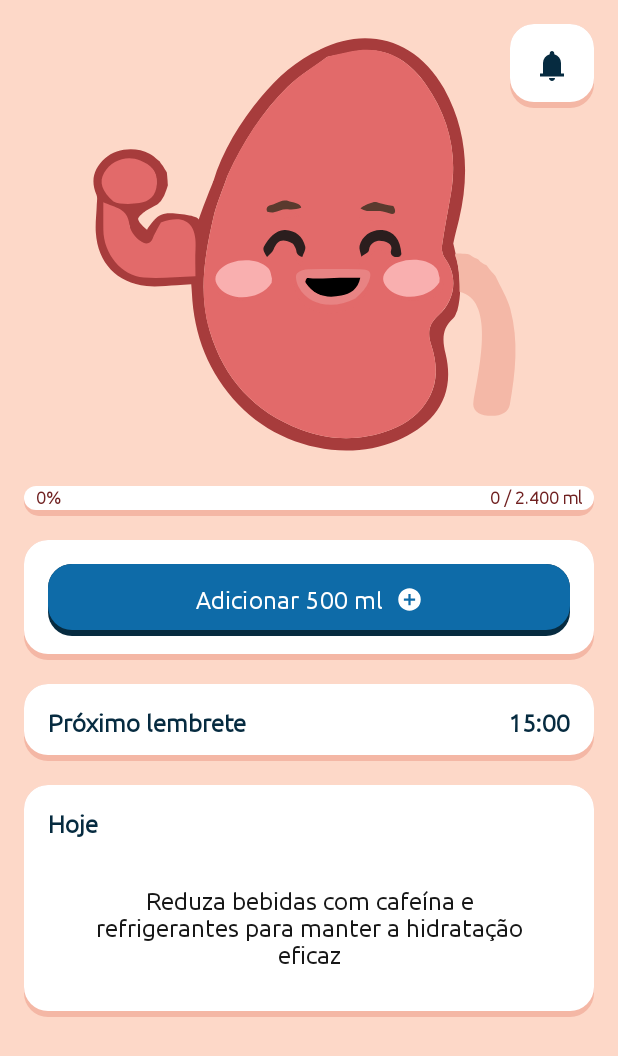
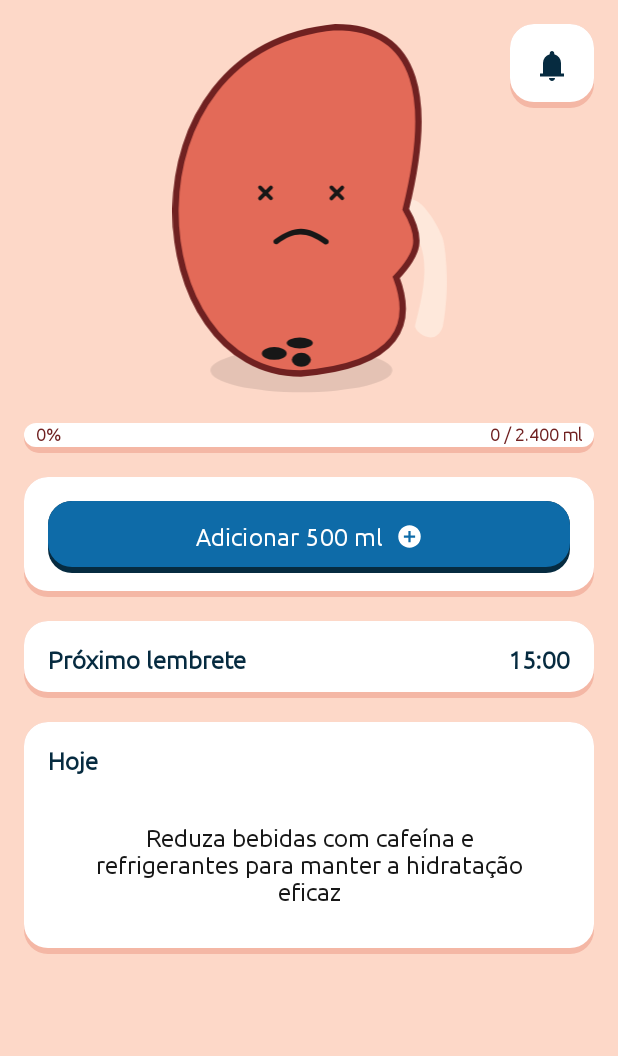
Before and after one commit to MateusPitura/app-android-kidney, an Android app: the screen it shows after launch (MainActivity), on a phone screen of 412 x 824 dp. Shown: the top 1056 px of the screen. Run offline under Robolectric (Android 15) with nearby library versions, the phone set to English and light mode, and no system bars; our stand-ins replace Room's generated code.

Commit message:
feat: added kidney variants

```diff
--- a/app/src/main/java/com/example/my_kidney_app/MainActivity.kt
+++ b/app/src/main/java/com/example/my_kidney_app/MainActivity.kt
@@ -129,8 +129,21 @@ class MainActivity : AppCompatActivity() {
                     percent =
                         if (amount >= 2400) 1f else amount / 2400.toFloat() // 2400.toFloat() evita truncamento
                 }
+
                 amountBarParams.matchConstraintPercentWidth = percent
-                amountPercent.text = "${(percent * 100).toInt()}%"
+                val percentParsed = (percent * 100).toInt()
+                if(percentParsed <= 1){
+                    kidney.setImageResource(R.drawable.kidney_very_bad)
+                } else if(percentParsed <= 25){
+                    kidney.setImageResource(R.drawable.kidney_bad)
+                } else if(percentParsed <= 50){
+                    kidney.setImageResource(R.drawable.kidney_default)
+                }else if(percentParsed <= 75){
+                    kidney.setImageResource(R.drawable.kidney_good)
+                }else {
+                    kidney.setImageResource(R.drawable.kidney_very_good)
+                }
+                amountPercent.text = "$percentParsed%"
                 amountTotal.text = "${amount ?: 0} / 2.400 ml"
 
                 amountBar.layoutParams = amountBarParams
--- a/app/src/main/res/drawable/eyes_animation.xml
+++ /dev/null
@@ -1,6 +0,0 @@
-<animated-vector xmlns:android="http://schemas.android.com/apk/res/android"
-    android:drawable="@drawable/kidney">
-    <target
-        android:name="eyes_group"
-        android:animation="@animator/eyes" />
-</animated-vector>
--- /dev/null
+++ b/app/src/main/res/drawable/kidney_bad.xml
@@ -0,0 +1,33 @@
+<vector xmlns:android="http://schemas.android.com/apk/res/android"
+    android:width="431dp"
+    android:height="596dp"
+    android:viewportWidth="431"
+    android:viewportHeight="596">
+  <path
+      android:pathData="M59,551.5a143,34.5 0,1 0,286 0a143,34.5 0,1 0,-286 0z"
+      android:fillColor="#000000"
+      android:fillAlpha="0.1"/>
+  <path
+      android:pathData="M365.67,320.44C423.11,348.17 380.59,467.49 381.17,475.44C381.74,483.4 412.43,508.87 424.67,475.44C434.32,430.41 431.31,356.25 424.17,335.44C417.02,314.64 394.66,281.01 381.67,277.05C368.67,273.08 358.01,269.29 342.67,273.05L341.67,320.44H365.67Z"
+      android:fillColor="#FEE8DB"/>
+  <path
+      android:pathData="M256.17,5C-88.83,38.5 -50.33,549 201.66,549C359.92,536.37 378.71,469.05 351.67,398C386.97,360.43 394.15,337.56 366.67,291C408.66,121.77 389.67,5 256.17,5Z"
+      android:strokeWidth="10"
+      android:fillColor="#E36A58"
+      android:strokeColor="#702121"/>
+  <path
+      android:pathData="M245,332.39C245,335.99 240.87,338.07 237.89,336.03C209.65,316.72 191.58,316.13 164.99,335.68C162.14,337.77 158,335.81 158,332.27C158,330.92 158.67,329.64 159.77,328.86C191.93,306.3 210.81,306.48 243.12,328.81C244.29,329.62 245,330.96 245,332.39Z"
+      android:fillColor="#171717"/>
+  <path
+      android:pathData="M247.12,262.23L264.09,245.26A3,3 129.39,0 1,268.33 245.26L268.33,245.26A3,3 129.39,0 1,268.33 249.51L251.36,266.48A3,3 0,0 1,247.12 266.48L247.12,266.48A3,3 0,0 1,247.12 262.23z"
+      android:fillColor="#171717"/>
+  <path
+      android:pathData="M264.09,266.33L247.12,249.36A3,3 0,0 1,247.12 245.12L247.12,245.12A3,3 0,0 1,251.36 245.12L268.33,262.09A3,3 0,0 1,268.33 266.33L268.33,266.33A3,3 0,0 1,264.09 266.33z"
+      android:fillColor="#171717"/>
+  <path
+      android:pathData="M135.12,262.23L152.09,245.26A3,3 96.6,0 1,156.33 245.26L156.33,245.26A3,3 96.6,0 1,156.33 249.51L139.36,266.48A3,3 0,0 1,135.12 266.48L135.12,266.48A3,3 0,0 1,135.12 262.23z"
+      android:fillColor="#171717"/>
+  <path
+      android:pathData="M152.09,266.33L135.12,249.36A3,3 129.32,0 1,135.12 245.12L135.12,245.12A3,3 129.32,0 1,139.36 245.12L156.33,262.09A3,3 124.15,0 1,156.33 266.33L156.33,266.33A3,3 124.15,0 1,152.09 266.33z"
+      android:fillColor="#171717"/>
+</vector>
--- /dev/null
+++ b/app/src/main/res/drawable/kidney_default.xml
@@ -0,0 +1,39 @@
+<vector xmlns:android="http://schemas.android.com/apk/res/android"
+    android:width="431dp"
+    android:height="597dp"
+    android:viewportWidth="431"
+    android:viewportHeight="597">
+  <path
+      android:pathData="M59,552.5a143,34.5 0,1 0,286 0a143,34.5 0,1 0,-286 0z"
+      android:fillColor="#000000"
+      android:fillAlpha="0.1"/>
+  <path
+      android:pathData="M365.67,320.44C423.11,348.17 380.59,467.49 381.17,475.44C381.74,483.4 412.43,508.87 424.67,475.44C434.32,430.41 431.31,356.25 424.17,335.44C417.02,314.64 394.66,281.01 381.67,277.05C368.67,273.08 358.01,269.29 342.67,273.05L341.67,320.44H365.67Z"
+      android:fillColor="#FEE8DB"/>
+  <path
+      android:pathData="M256.17,5C-88.83,38.5 -50.33,549 201.66,549C359.92,536.37 378.71,469.05 351.67,398C386.97,360.43 394.15,337.56 366.67,291C408.66,121.77 389.67,5 256.17,5Z"
+      android:strokeWidth="10"
+      android:fillColor="#E36A58"
+      android:strokeColor="#702121"/>
+  <path
+      android:pathData="M158.66,330.23C158.66,326.62 162.8,324.55 165.77,326.59C194.01,345.89 212.09,346.49 238.67,326.94C241.52,324.84 245.66,326.8 245.66,330.34C245.66,331.7 245,332.98 243.89,333.76C211.73,356.32 192.86,356.14 160.54,333.81C159.37,333 158.66,331.65 158.66,330.23Z"
+      android:fillColor="#171717"/>
+  <path
+      android:pathData="M151.73,242.24C151.88,244.63 148.98,245.98 147.1,244.49C138.79,237.88 132.75,237.74 124.83,244.49C122.96,246.08 119.91,244.98 119.75,242.52C119.7,241.68 120.02,240.86 120.65,240.29C132.25,229.79 139.16,229.95 150.89,240.49C151.38,240.94 151.69,241.57 151.73,242.24Z"
+      android:fillColor="#171717"/>
+  <path
+      android:pathData="M288.67,244.49C288.67,247.11 285.48,248.46 283.42,246.85C275.36,240.5 269.43,240.29 261.79,246.6C259.83,248.22 256.67,246.96 256.67,244.41C256.67,243.64 256.99,242.89 257.57,242.37C269.15,231.85 276.06,231.92 287.7,242.32C288.32,242.87 288.67,243.67 288.67,244.49Z"
+      android:fillColor="#171717"/>
+  <path
+      android:pathData="M118.95,276.29a27,18.5 100,1 0,36.44 6.42a27,18.5 100,1 0,-36.44 -6.42z"
+      android:fillColor="#171717"/>
+  <path
+      android:pathData="M257.35,280.51a27,18.5 80,1 0,36.44 -6.42a27,18.5 80,1 0,-36.44 6.42z"
+      android:fillColor="#171717"/>
+  <path
+      android:pathData="M139.16,271m-7.5,0a7.5,7.5 0,1 1,15 0a7.5,7.5 0,1 1,-15 0"
+      android:fillColor="#ffffff"/>
+  <path
+      android:pathData="M270.17,271m-7.5,0a7.5,7.5 0,1 1,15 0a7.5,7.5 0,1 1,-15 0"
+      android:fillColor="#ffffff"/>
+</vector>
--- /dev/null
+++ b/app/src/main/res/drawable/kidney_good.xml
@@ -0,0 +1,27 @@
+<vector xmlns:android="http://schemas.android.com/apk/res/android"
+    android:width="431dp"
+    android:height="593dp"
+    android:viewportWidth="431"
+    android:viewportHeight="593">
+  <path
+      android:pathData="M59,548.5a143,34.5 0,1 0,286 0a143,34.5 0,1 0,-286 0z"
+      android:fillColor="#000000"
+      android:fillAlpha="0.1"/>
+  <path
+      android:pathData="M365.67,320.44C423.11,348.17 380.59,467.49 381.17,475.44C381.74,483.4 412.43,508.87 424.67,475.44C434.32,430.41 431.31,356.25 424.17,335.44C417.02,314.64 394.66,281.01 381.67,277.05C368.67,273.08 358.01,269.29 342.67,273.05L341.67,320.44H365.67Z"
+      android:fillColor="#FEE8DB"/>
+  <path
+      android:pathData="M256.17,5C-88.83,38.5 -50.33,549 201.66,549C359.92,536.37 378.71,469.05 351.67,398C386.97,360.43 394.15,337.56 366.67,291C408.66,121.77 389.67,5 256.17,5Z"
+      android:strokeWidth="10"
+      android:fillColor="#E36A58"
+      android:strokeColor="#702121"/>
+  <path
+      android:pathData="M158.67,330.23C158.67,326.62 162.8,324.55 165.77,326.59C194.01,345.89 212.09,346.49 238.67,326.94C241.52,324.84 245.67,326.8 245.67,330.34C245.67,331.7 245,332.98 243.89,333.76C211.73,356.32 192.86,356.14 160.54,333.81C159.37,333 158.67,331.65 158.67,330.23Z"
+      android:fillColor="#171717"/>
+  <path
+      android:pathData="M118.43,255.76C118.28,253.38 121.19,252.02 123.06,253.51C131.38,260.12 137.41,260.26 145.33,253.51C147.2,251.92 150.26,253.02 150.41,255.48C150.47,256.32 150.14,257.14 149.52,257.71C137.92,268.21 131,268.05 119.28,257.51C118.78,257.06 118.48,256.43 118.43,255.76Z"
+      android:fillColor="#171717"/>
+  <path
+      android:pathData="M248.3,255.58C248.3,252.96 251.48,251.61 253.54,253.23C261.6,259.58 267.54,259.78 275.17,253.47C277.13,251.85 280.3,253.12 280.3,255.66C280.3,256.44 279.97,257.19 279.4,257.71C267.81,268.23 260.9,268.15 249.26,257.76C248.65,257.21 248.3,256.41 248.3,255.58Z"
+      android:fillColor="#171717"/>
+</vector>
--- /dev/null
+++ b/app/src/main/res/drawable/kidney_very_bad.xml
@@ -0,0 +1,42 @@
+<vector xmlns:android="http://schemas.android.com/apk/res/android"
+    android:width="431dp"
+    android:height="589dp"
+    android:viewportWidth="431"
+    android:viewportHeight="589">
+    <path
+        android:fillAlpha="0.1"
+        android:fillColor="#000000"
+        android:pathData="M59.66,544a143,34.5 0,1 0,286 0a143,34.5 0,1 0,-286 0z" />
+    <path
+        android:fillColor="#FEE8DB"
+        android:pathData="M365.67,320.44C423.11,348.17 380.59,467.49 381.17,475.44C381.74,483.4 412.43,508.87 424.67,475.44C434.32,430.41 431.31,356.25 424.17,335.44C417.02,314.64 394.66,281.01 381.67,277.05C368.67,273.08 358.01,269.29 342.67,273.05L341.67,320.44H365.67Z" />
+    <path
+        android:fillColor="#E36A58"
+        android:pathData="M256.17,5C-88.83,38.5 -50.33,549 201.66,549C359.92,536.37 378.71,469.05 351.67,398C386.97,360.43 394.15,337.56 366.67,291C408.66,121.77 389.67,5 256.17,5Z"
+        android:strokeWidth="10"
+        android:strokeColor="#702121" />
+    <path
+        android:fillColor="#171717"
+        android:pathData="M245.66,341.89C245.66,345.49 241.53,347.57 238.56,345.53C210.32,326.22 192.24,325.63 165.66,345.18C162.81,347.27 158.66,345.31 158.66,341.77C158.66,340.42 159.33,339.14 160.44,338.36C192.6,315.8 211.47,315.98 243.79,338.31C244.96,339.12 245.66,340.46 245.66,341.89Z" />
+    <path
+        android:fillColor="#171717"
+        android:pathData="M247.79,271.73L264.76,254.76A3,3 0,0 1,269 254.76L269,254.76A3,3 0,0 1,269 259.01L252.03,275.98A3,3 50.64,0 1,247.79 275.98L247.79,275.98A3,3 50.64,0 1,247.79 271.73z" />
+    <path
+        android:fillColor="#171717"
+        android:pathData="M264.76,275.83L247.79,258.86A3,3 82.31,0 1,247.79 254.62L247.79,254.62A3,3 82.31,0 1,252.03 254.62L269,271.59A3,3 104.72,0 1,269 275.83L269,275.83A3,3 104.72,0 1,264.76 275.83z" />
+    <path
+        android:fillColor="#171717"
+        android:pathData="M135.79,271.73L152.76,254.76A3,3 129.39,0 1,157 254.76L157,254.76A3,3 129.39,0 1,157 259.01L140.03,275.98A3,3 0,0 1,135.79 275.98L135.79,275.98A3,3 0,0 1,135.79 271.73z" />
+    <path
+        android:fillColor="#171717"
+        android:pathData="M152.76,275.83L135.79,258.86A3,3 129.32,0 1,135.79 254.62L135.79,254.62A3,3 129.32,0 1,140.03 254.62L157,271.59A3,3 0,0 1,157 275.83L157,275.83A3,3 0,0 1,152.76 275.83z" />
+    <path
+        android:fillColor="#171717"
+        android:pathData="M140.66,517.5a19.5,10 0,1 0,39 0a19.5,10 0,1 0,-39 0z" />
+    <path
+        android:fillColor="#171717"
+        android:pathData="M187.66,527.5a15,11 0,1 0,30 0a15,11 0,1 0,-30 0z" />
+    <path
+        android:fillColor="#171717"
+        android:pathData="M179.66,501a20.5,8.5 0,1 0,41 0a20.5,8.5 0,1 0,-41 0z" />
+</vector>
--- /dev/null
+++ b/app/src/main/res/drawable/kidney_very_good.xml
@@ -0,0 +1,35 @@
+<vector xmlns:android="http://schemas.android.com/apk/res/android"
+    android:width="497dp"
+    android:height="596dp"
+    android:viewportWidth="497"
+    android:viewportHeight="596">
+  <path
+      android:pathData="M125,551.5a143,34.5 0,1 0,286 0a143,34.5 0,1 0,-286 0z"
+      android:fillColor="#000000"
+      android:fillAlpha="0.1"/>
+  <path
+      android:pathData="M431.67,320.44C489.11,348.17 446.59,467.49 447.17,475.44C447.74,483.4 478.43,508.87 490.67,475.44C500.32,430.41 497.31,356.25 490.17,335.44C483.02,314.64 460.66,281.01 447.67,277.05C434.67,273.08 424.01,269.29 408.67,273.05L407.67,320.44H431.67Z"
+      android:fillColor="#FEE8DB"/>
+  <path
+      android:pathData="M322.17,5C-22.83,38.5 15.67,549 267.67,549C425.92,536.37 444.71,469.05 417.67,398C452.97,360.43 460.15,337.56 432.67,291C474.66,121.77 455.67,5 322.17,5Z"
+      android:strokeWidth="10"
+      android:fillColor="#E36A58"
+      android:strokeColor="#702121"/>
+  <path
+      android:pathData="M224.67,330.23C224.67,326.62 228.8,324.55 231.77,326.59C260.01,345.89 278.09,346.49 304.67,326.94C307.52,324.84 311.67,326.8 311.67,330.34C311.67,331.7 311,332.98 309.89,333.76C277.73,356.32 258.86,356.14 226.54,333.81C225.37,333 224.67,331.65 224.67,330.23Z"
+      android:fillColor="#171717"/>
+  <path
+      android:pathData="M187.43,259.18C187.28,256.8 190.19,255.45 192.06,256.93C200.38,263.54 206.41,263.68 214.33,256.94C216.2,255.34 219.26,256.44 219.41,258.9C219.47,259.74 219.14,260.57 218.52,261.13C206.92,271.63 200,271.47 188.28,260.94C187.78,260.49 187.48,259.85 187.43,259.18Z"
+      android:fillColor="#171717"/>
+  <path
+      android:pathData="M317.3,259.01C317.3,256.39 320.48,255.04 322.54,256.65C330.6,263 336.54,263.21 344.17,256.9C346.13,255.28 349.3,256.55 349.3,259.09C349.3,259.86 348.97,260.61 348.4,261.13C336.81,271.65 329.9,271.58 318.26,261.18C317.65,260.63 317.3,259.83 317.3,259.01Z"
+      android:fillColor="#171717"/>
+  <path
+      android:pathData="M77,337.99C0.17,357.15 6.22,234.61 15,177"
+      android:strokeWidth="10"
+      android:fillColor="#00000000"
+      android:strokeColor="#702121"/>
+  <path
+      android:pathData="M28,180.5C28,187.96 21.73,194 14,194C6.27,194 0,187.96 0,180.5C0,173.04 6.27,167 14,167C21.73,167 28,173.04 28,180.5Z"
+      android:fillColor="#702121"/>
+</vector>
--- a/app/src/main/res/layout/activity_main.xml
+++ b/app/src/main/res/layout/activity_main.xml
@@ -44,12 +44,12 @@
 
             <ImageView
                 android:id="@+id/kidney"
-                android:layout_width="300dp"
-                android:layout_height="300dp"
+                android:layout_width="250dp"
+                android:layout_height="250dp"
                 android:layout_gravity="center"
                 android:layout_marginHorizontal="16dp"
-                android:layout_marginVertical="8dp"
-                android:src="@drawable/eyes_animation"
+                android:layout_marginBottom="8dp"
+                android:layout_marginTop="16dp"
                 app:layout_constraintBottom_toBottomOf="parent"
                 app:layout_constraintEnd_toEndOf="parent"
                 app:layout_constraintStart_toStartOf="parent"
```
Also changed, not shown: app/src/main/res/animator/eyes.xml (deleted, +0 -9 lines).
